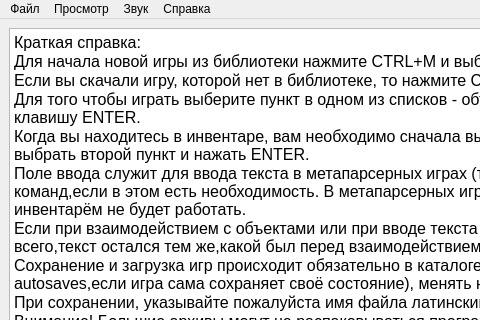
This is topwindow.ui in mee1b/AGL-Player as Qt 5 draws it before an edit; both pictures show x 0 to 480 and y 0 to 320 of the 800 by 600 pixel window. The edited form follows.
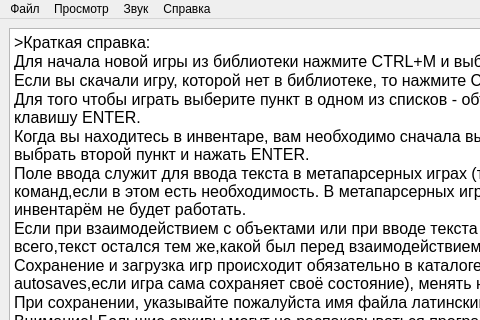
This is the edited form.

Commit message: rework echo interface

```diff
--- a/topwindow.ui
+++ b/topwindow.ui
@@ -20,10 +20,14 @@
       <property name="font">
        <font>
         <pointsize>12</pointsize>
+        <stylestrategy>PreferAntialias</stylestrategy>
        </font>
       </property>
+      <property name="readOnly">
+       <bool>false</bool>
+      </property>
       <property name="plainText">
-       <string>Краткая справка:
+       <string>&gt;Краткая справка:
 Для начала новой игры из библиотеки нажмите CTRL+M и выберите игру и нажмите ENTER.
 Если вы скачали игру, которой нет в библиотеке, то нажмите CTRL+N и выберите архив с игрой.
 Для того чтобы играть выберите пункт в одном из списков - объекты, инвентарь, пути и нажмите клавишу ENTER.
```
The commit also changes 6 other files.
